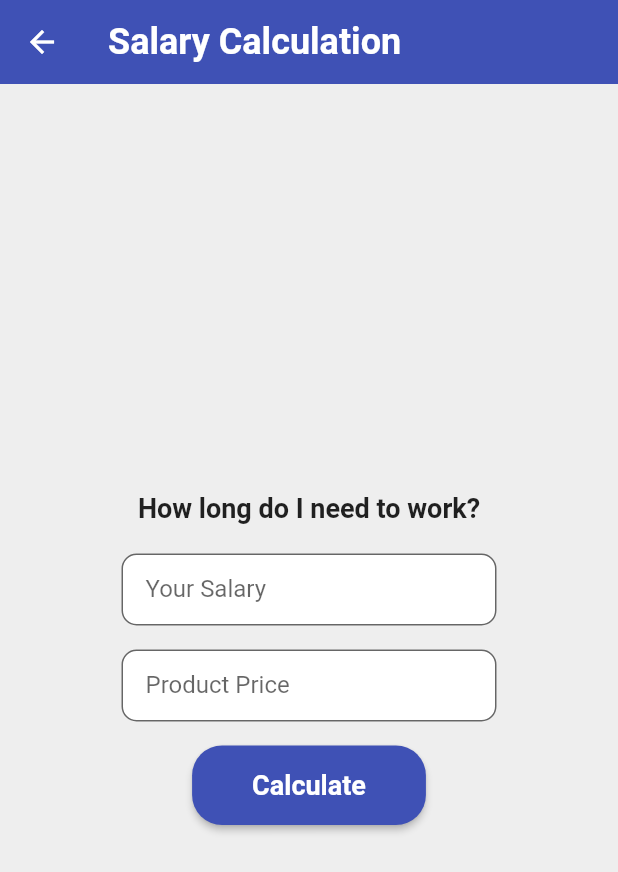
After one commit to ulascancmgl/expenser, a Flutter app: the screen it shows after launch, after a tap on "Calculate To Buy", on a phone screen of 412 x 824 dp. The commit adds this screen. Shown: the top 872 px of the screen. Run offline on Flutter 3.47's test engine with Material 2 defaults, Android fonts, the phone set to English and light mode, and no system bars; our stand-ins replace shared_preferences, syncfusion_flutter_charts.

Commit message:
added a page

```diff
--- /dev/null
+++ b/lib/calc_to_buy.dart
@@ -0,0 +1,151 @@
+import 'package:flutter/material.dart';
+
+class CalcToBuyPage extends StatefulWidget {
+  @override
+  _CalcToBuyPageState createState() => _CalcToBuyPageState();
+}
+
+class _CalcToBuyPageState extends State<CalcToBuyPage> {
+  TextEditingController salaryController = TextEditingController();
+  TextEditingController productPriceController = TextEditingController();
+  String result = '';
+  bool showResult = false;
+
+  @override
+  void dispose() {
+    salaryController.dispose();
+    productPriceController.dispose();
+    super.dispose();
+  }
+
+  @override
+  Widget build(BuildContext context) {
+    return Scaffold(
+      appBar: AppBar(
+        title: Text(
+          'Salary Calculation',
+          style: TextStyle(
+            color: Colors.white,
+            fontSize: 24.0,
+            fontWeight: FontWeight.bold,
+          ),
+        ),
+        backgroundColor: Colors.indigo,
+        elevation: 0,
+      ),
+      body: Container(
+        color: Colors.grey.shade200,
+        padding: EdgeInsets.all(16.0),
+        child: Center(
+          child: Column(
+            mainAxisAlignment: MainAxisAlignment.center,
+            children: [
+              SizedBox(height: 30.0),
+              Text(
+                'How long do I need to work?',
+                style: TextStyle(
+                  fontSize: 18.0,
+                  fontWeight: FontWeight.bold,
+                ),
+              ),
+              SizedBox(height: 20.0),
+              Container(
+                width: 250.0,
+                child: TextField(
+                  controller: salaryController,
+                  keyboardType: TextInputType.number,
+                  style: TextStyle(
+                    fontSize: 16.0,
+                  ),
+                  decoration: InputDecoration(
+                    labelText: 'Your Salary',
+                    filled: true,
+                    fillColor: Colors.white,
+                    contentPadding: EdgeInsets.symmetric(horizontal: 16.0),
+                    border: OutlineInputBorder(
+                      borderRadius: BorderRadius.circular(10.0),
+                    ),
+                  ),
+                ),
+              ),
+              SizedBox(height: 16.0),
+              Container(
+                width: 250.0,
+                child: TextField(
+                  controller: productPriceController,
+                  keyboardType: TextInputType.number,
+                  style: TextStyle(
+                    fontSize: 16.0,
+                  ),
+                  decoration: InputDecoration(
+                    labelText: 'Product Price',
+                    filled: true,
+                    fillColor: Colors.white,
+                    contentPadding: EdgeInsets.symmetric(horizontal: 16.0),
+                    border: OutlineInputBorder(
+                      borderRadius: BorderRadius.circular(10.0),
+                    ),
+                  ),
+                ),
+              ),
+              SizedBox(height: 16.0),
+              ElevatedButton(
+                child: Text(
+                  'Calculate',
+                  style: TextStyle(
+                    fontSize: 18.0,
+                    fontWeight: FontWeight.bold,
+                  ),
+                ),
+                style: ElevatedButton.styleFrom(
+                  backgroundColor: Colors.indigo,
+                  shape: RoundedRectangleBorder(
+                    borderRadius: BorderRadius.circular(20.0),
+                  ),
+                  padding: EdgeInsets.symmetric(
+                    horizontal: 40.0,
+                    vertical: 16.0,
+                  ),
+                ),
+                onPressed: () {
+                  setState(() {
+                    double salary = double.tryParse(salaryController.text) ?? 0;
+                    double productPrice =
+                        double.tryParse(productPriceController.text) ?? 0;
+                    int totalMonths = (productPrice / salary).floor();
+                    int years = totalMonths ~/ 12;
+                    int months = totalMonths % 12;
+                    int days = ((productPrice / salary * 30) % 30).ceil();
+                    result =
+                        'You need to work for $years years, $months months, and $days days to buy the desired product.';
+                    showResult = true;
+                  });
+                },
+              ),
+              SizedBox(height: 16.0),
+              if (showResult)
+                Container(
+                  width: double.infinity,
+                  padding: EdgeInsets.all(16.0),
+                  decoration: BoxDecoration(
+                    color: Colors.green,
+                    borderRadius: BorderRadius.circular(10.0),
+                  ),
+                  child: Text(
+                    result,
+                    style: TextStyle(
+                      fontSize: 18.0,
+                      fontWeight: FontWeight.bold,
+                      color: Colors.white,
+                    ),
+                    textAlign: TextAlign.center,
+                  ),
+                ),
+              SizedBox(height: 16.0),
+            ],
+          ),
+        ),
+      ),
+    );
+  }
+}
--- a/lib/main.dart
+++ b/lib/main.dart
@@ -2,6 +2,7 @@ import 'package:expenser/calculate_buy.dart';
 import 'package:expenser/total_expense.dart';
 import 'package:flutter/material.dart';
 
+import 'calc_to_buy.dart';
 import 'exchange.dart';
 import 'income.dart';
 import 'expense.dart';
@@ -85,6 +86,17 @@ class HomePage extends StatelessWidget {
                 Navigator.push(
                   context,
                   MaterialPageRoute(
+                    builder: (context) => CalcToBuyPage(),
+                  ),
+                );
+              },
+              child: Text('Calculate To Buy'),
+            ),
+            ElevatedButton(
+              onPressed: () {
+                Navigator.push(
+                  context,
+                  MaterialPageRoute(
                     builder: (context) => CalculateBuyPage(),
                   ),
                 );
```
